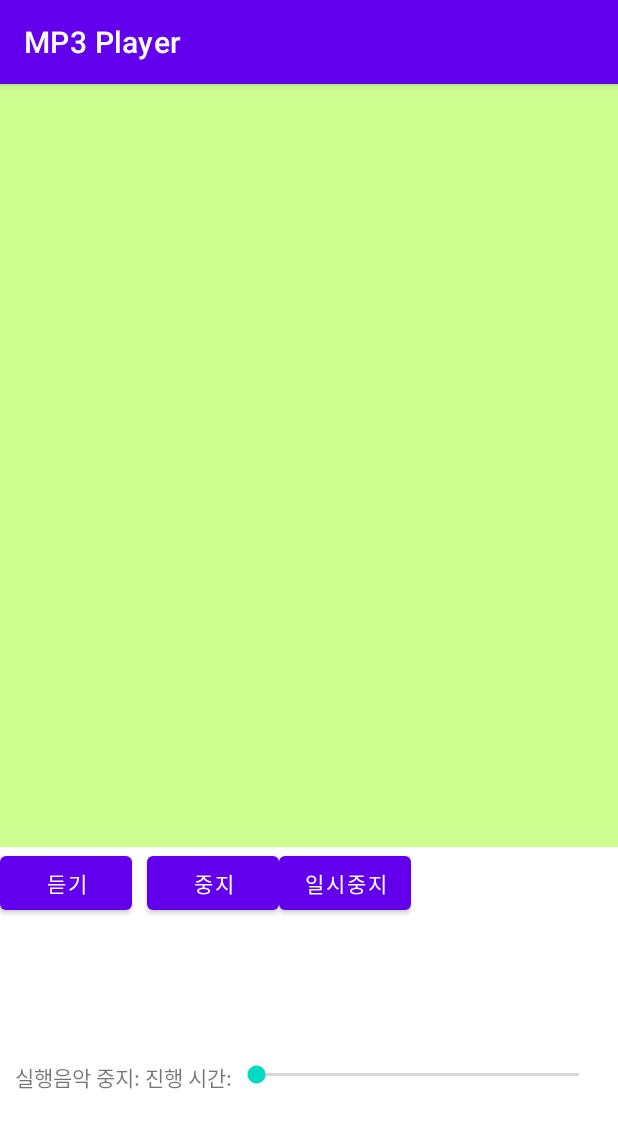
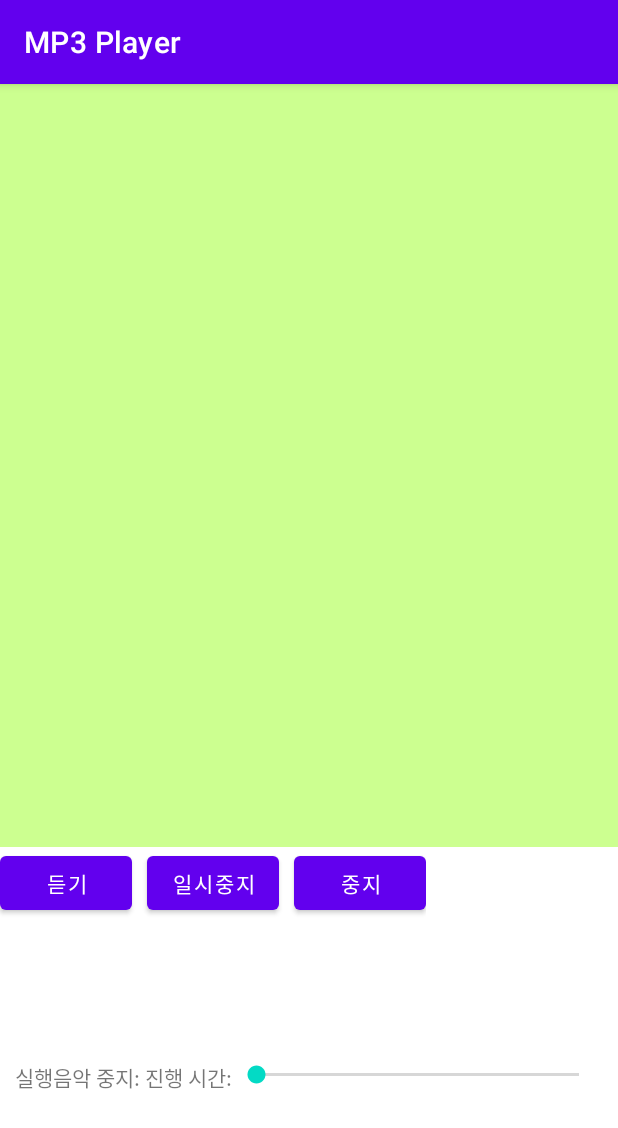
Before and after one commit to koesther0528/Project13_1, an Android app: the screen it shows after launch (MainActivity), after a tap on "중지", on a phone screen of 412 x 824 dp. Shown: the top 1128 px of the screen. Run offline under Robolectric (Android 15) with nearby library versions, the phone set to English and light mode, and no system bars; 2 statements that could not run were skipped; 2 other taps on this screen came first.

Commit message:
Edit MainActivity.java

```diff
--- a/app/src/main/java/kr/hs/emirim/ko502804/project13_1/MainActivity.java
+++ b/app/src/main/java/kr/hs/emirim/ko502804/project13_1/MainActivity.java
@@ -107,6 +107,7 @@ public class MainActivity extends AppCompatActivity {
                 media.reset();
                 btnStart.setClickable(true);
                 btnstop.setClickable(false);
+                seek1.setProgress(0);
                 textMusic.setText("실행음악 중지: ");
                 textTime.setText(R.string.text_time);
             }
--- a/app/src/main/res/layout/activity_main.xml
+++ b/app/src/main/res/layout/activity_main.xml
@@ -36,16 +36,17 @@
             android:layout_marginRight="10dp"/>
 
         <Button
+            android:id="@+id/btn_pause"
+            android:layout_width="match_parent"
+            android:layout_height="wrap_content"
+            android:text="@string/btn_parse"
+            android:layout_marginRight="10dp"/>
+
+        <Button
             android:id="@+id/btn_stop"
             android:layout_width="match_parent"
             android:layout_height="wrap_content"
             android:text="@string/btn_stop"/>
-
-        <Button
-            android:id="@+id/btn_pause"
-            android:layout_width="match_parent"
-            android:layout_height="wrap_content"
-            android:text="@string/btn_parse"/>
 
     </LinearLayout>
 
```
